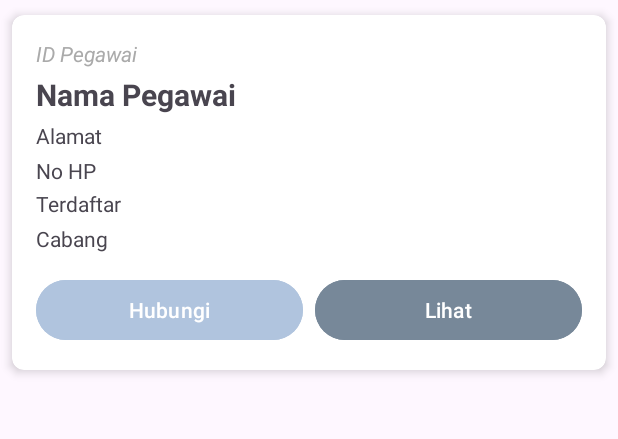
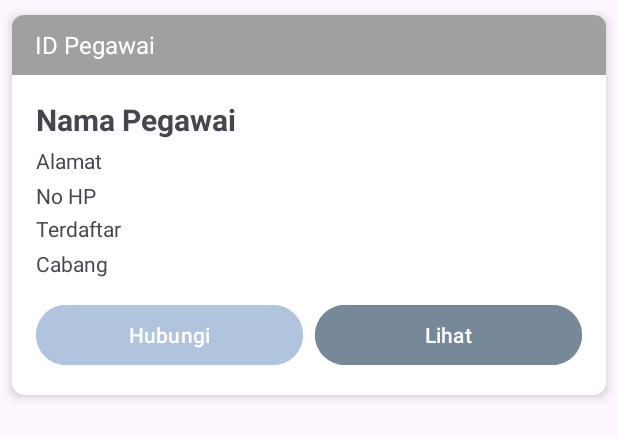
Before and after one commit to dinda-hub/Laundry1, an Android app: the layout data_pegawai.xml on its own in the app's theme, with its tools: preview values and no code run, on a phone screen of 412 x 824 dp. Shown: the top 439 px of the screen. Run offline under Robolectric (Android 15) with nearby library versions, the phone set to English and light mode, and no system bars.

Commit message:
laundry1

```diff
--- a/app/src/main/res/layout/activity_tambahan_pelanggan.xml
+++ b/app/src/main/res/layout/activity_tambahan_pelanggan.xml
@@ -94,7 +94,7 @@
                 android:background="@android:drawable/edit_text"
                 android:hint="@string/hint_tambahanpelanggan_nohpaktif"
                 android:inputType="phone"
-                android:maxLines="14"
+                android:maxLength="14"
                 android:padding="12dp" />
 
             <TextView
--- a/app/src/main/res/layout/data_pegawai.xml
+++ b/app/src/main/res/layout/data_pegawai.xml
@@ -11,21 +11,28 @@
         android:layout_marginEnd="8dp"
         android:layout_marginTop="10dp">
 
+    <LinearLayout
+        android:layout_width="match_parent"
+        android:layout_height="wrap_content"
+        android:orientation="vertical">
+
+    <TextView
+        android:id="@+id/tv_id_pelanggan"
+        android:layout_width="match_parent"
+        android:layout_height="40dp"
+        android:background="#a0a0a0"
+        android:gravity="center_vertical"
+        android:paddingStart="15dp"
+        android:paddingEnd="15dp"
+        android:text="@string/card_pegawai_ID_Pegawai"
+        android:textColor="#FFFFFF"
+        android:textSize="16sp"/>
+
         <LinearLayout
             android:layout_width="match_parent"
             android:layout_height="wrap_content"
             android:orientation="vertical"
             android:padding="16dp">
-
-            <TextView
-                android:id="@+id/tv_id_pegawai"
-                android:layout_width="wrap_content"
-                android:layout_height="wrap_content"
-                android:text="@string/card_pegawai_ID_Pegawai"
-                android:textStyle="italic"
-                android:textSize="14sp"
-                android:textColor="@android:color/darker_gray"
-                android:layout_marginBottom="4dp"/>
 
             <TextView
                 android:id="@+id/tv_nama_pegawai"
@@ -97,7 +104,7 @@
                     android:textColor="@android:color/white"/>
 
             </LinearLayout>
-
+        </LinearLayout>
         </LinearLayout>
 
     </androidx.cardview.widget.CardView>
```
Also changed, not shown: app/src/main/res/layout/datapelanggan.xml (+16 -10 lines).
